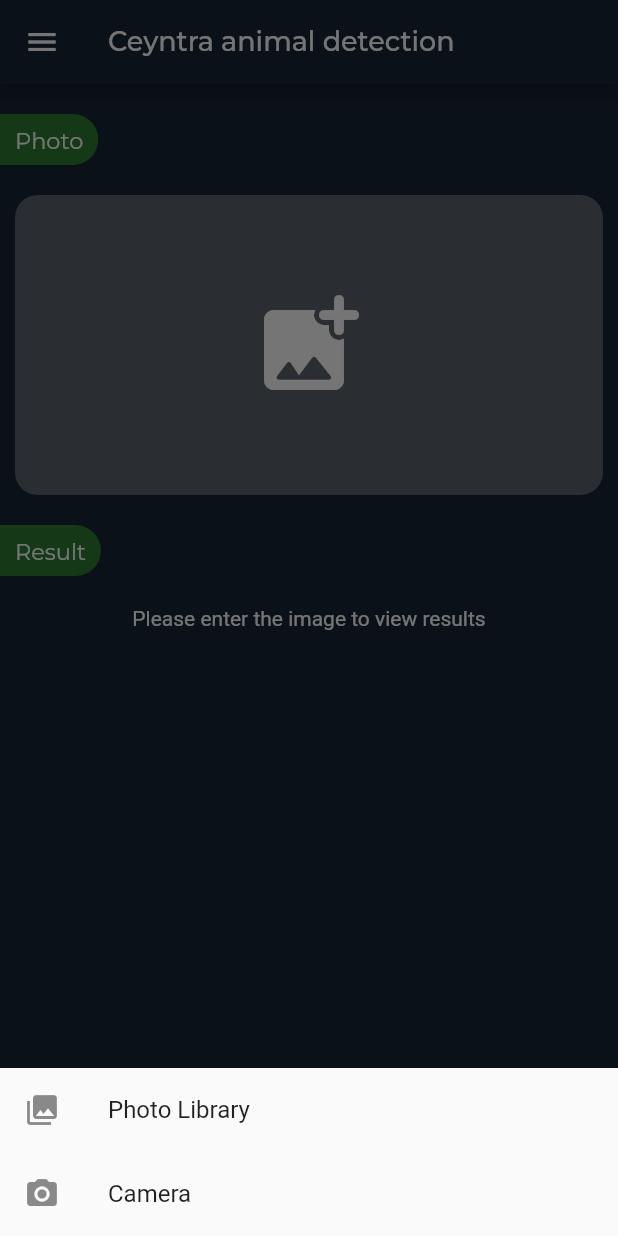
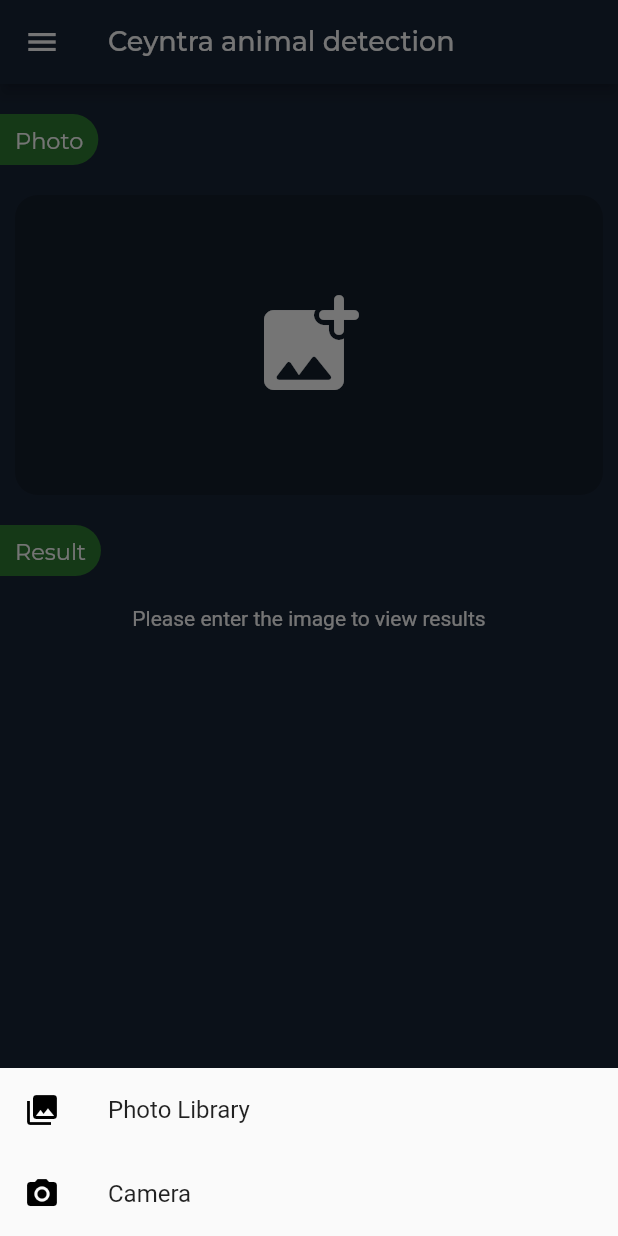
Before and after one commit to Ceyntra/Ceyntra-mobile, a Flutter app: the AnimalDetectionScreen screen opened directly with empty values, after a tap on the "add photo alternate" icon, on a phone screen of 412 x 824 dp. Run offline on Flutter 3.47's test engine with Material 2 defaults, Android fonts, the phone set to English and light mode, and no system bars; our stand-ins replace carousel_pro, expandable_text, flutter_rating_bar, google_fonts, image_picker; missing offline and left inert: shape_of_view.

Commit message:
animalDetectionUIDone

```diff
--- a/lib/views/screens/hamburgerScreens/animalDetection.dart
+++ b/lib/views/screens/hamburgerScreens/animalDetection.dart
@@ -21,7 +21,6 @@
   _imgFromCamera() async {
     PickedFile pickedFile = await ImagePicker().getImage(
       source: ImageSource.camera,
-      imageQuality: 50,
     );
 
     setState(() {
@@ -32,7 +31,6 @@
   _imgFromGallery() async {
     PickedFile pickedFile = await ImagePicker().getImage(
       source: ImageSource.gallery,
-      imageQuality: 50,
     );
 
     setState(() {
@@ -46,19 +44,25 @@
         builder: (BuildContext bc) {
           return SafeArea(
             child: Container(
-            child: new Wrap(
+              child: Wrap(
                 children: <Widget>[
-                new ListTile(
-                    leading: new Icon(Icons.photo_library),
-                    title: new Text('Photo Library'),
+                  ListTile(
+                    leading: Icon(
+                      Icons.photo_library,
+                      color: Colors.black,
+                    ),
+                    title: Text('Photo Library'),
                     onTap: () {
                       _imgFromGallery();
                       Navigator.of(context).pop();
                     }
                   ),
-                new ListTile(
-                  leading: new Icon(Icons.photo_camera),
-                  title: new Text('Camera'),
+                  ListTile(
+                    leading: Icon(
+                      Icons.photo_camera,
+                      color: Colors.black,
+                    ),
+                    title: Text('Camera'),
                     onTap: () {
                       _imgFromCamera();
                       Navigator.of(context).pop();
@@ -68,8 +72,7 @@
               ),
             ),
           );
-      }
-    );
+        });
   }
 
   @override
@@ -113,13 +116,12 @@
             ),
 
             imageFile != null
-
                 ? Container(
                     margin: EdgeInsets.only(right: 10, left: 10),
                     height: 200,
                     width: double.infinity,
                     decoration: BoxDecoration(
-                  color: Colors.lime,
+                      color: Colors.grey.withOpacity(0.5),
                       borderRadius: BorderRadius.all(
                         Radius.circular(15),
                       ),
@@ -128,19 +130,17 @@
                         fit: BoxFit.cover,
                       ),
                     ),
-
                     child: Stack(
                       children: [
                         Container(
-                      margin: EdgeInsets.only(top: 150),
-                      height: 50,
+                          margin: EdgeInsets.only(top: 140),
+                          height: 60,
                           decoration: BoxDecoration(
-                        // color: Colors.white.withOpacity(0.2),
+                            // color: Colors.black.withOpacity(0.4),
                             borderRadius: BorderRadius.all(
                               Radius.circular(15),
                             ),
                           ),
-
                           child: Row(
                             mainAxisAlignment: MainAxisAlignment.end,
                             children: [
@@ -151,17 +151,14 @@
                                     color: Colors.white,
                                     shape: CircleBorder(),
                                   ),
-                              // color: Colors.white,
-                              // width: 40.0,
-                              // height: 40.0,
                                   child: IconButton(
                                     icon: const Icon(Icons.camera_alt_outlined),
                                     // color: Colors.white,
-                                onPressed: () {},
+                                    onPressed: _imgFromCamera,
                                   ),
                                 ),
                               ),
-                          SizedBox(width: 10),
+                              SizedBox(width: 5),
                               Material(
                                 color: Colors.transparent,
                                 child: Ink(
@@ -169,43 +166,40 @@
                                     color: Colors.white,
                                     shape: CircleBorder(),
                                   ),
+                                  child: IconButton(
+                                    icon: const Icon(
+                                        Icons.photo_library_outlined),
                                     // color: Colors.white,
-                              // width: 40.0,
-                              // height: 40.0,
-                              child: IconButton(
-                                icon: const Icon(Icons.photo_library_outlined),
-                                // color: Colors.white,
-                                onPressed: () {},
+                                    onPressed: _imgFromGallery,
                                   ),
                                 ),
                               ),
-                          SizedBox(width: 10),
+                              SizedBox(width: 5),
                             ],
                           ),
                         )
                       ],
                     ),
                   )
-
                 : Container(
                     margin: EdgeInsets.only(right: 10, left: 10),
                     height: 200,
                     width: double.infinity,
                     decoration: BoxDecoration(
-                  color: Colors.grey.withOpacity(0.5),
+                      color: Colors.black.withOpacity(0.2),
                       borderRadius: BorderRadius.all(
                         Radius.circular(15),
                       ),
                     ),
-
                     child: IconButton(
-                  onPressed: () {_showPicker(context);},
+                        onPressed: () {
+                          _showPicker(context);
+                        },
                         icon: Icon(
                           Icons.add_photo_alternate_rounded,
                           size: 80.0,
                           color: Colors.white,
-                  )
-                ),
+                        )),
                   ),
 
             Container(
@@ -215,7 +209,8 @@
               ),
             ),
 
-            Container(
+            imageFile != null
+              ? Container(
                   alignment: Alignment.center,
                   margin: EdgeInsets.only(right: 10, left: 10),
                   // height: 200,
@@ -226,13 +221,33 @@
                       Radius.circular(15),
                     ),
                   ),
+
+                  child: Text(
+                    'The description will goes here ...',
+                    style: TextStyle(
+                      color: Colors.white,
+                    ),
+                  ),
+                )
+              : Container(
+                  alignment: Alignment.center,
+                  margin: EdgeInsets.only(right: 10, left: 10),
+                  // height: 200,
+                  width: double.infinity,
+                  decoration: BoxDecoration(
+                    // color: Colors.grey.withOpacity(0.5),
+                    borderRadius: BorderRadius.all(
+                      Radius.circular(15),
+                    ),
+                  ),
+
                   child: Text(
                     'Please enter the image to view results',
                     style: TextStyle(
                       color: Colors.white,
                     ),
                   ),
-            ),
+                )
           ],
         ),
       ),
```
Lines whose indentation alone changed are shown as unchanged.
